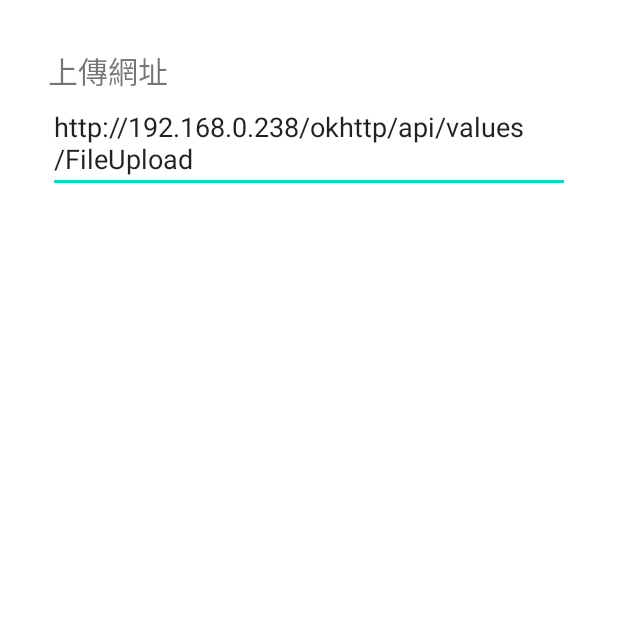
After one commit to SimonChungGitHub/Reader, an Android app: the SettingsActivity screen opened directly, with no data from a screen before it, on a phone screen of 412 x 824 dp, the top half of it. The commit adds this screen. Run offline under Robolectric (Android 15) with nearby library versions, the phone set to English and light mode, and no system bars.

Commit message:
add SettingsActivity

```diff
--- a/app/src/main/AndroidManifest.xml
+++ b/app/src/main/AndroidManifest.xml
@@ -7,6 +7,7 @@
     <uses-permission android:name="android.permission.CAMERA" />
     <uses-permission android:name="android.permission.VIBRATE" />
     <uses-permission android:name="android.permission.INTERNET" />
+
     <uses-feature android:name="android.hardware.nfc" />
     <uses-feature android:name="android.hardware.camera" />
 
@@ -18,6 +19,9 @@
         android:supportsRtl="true"
         android:theme="@style/Theme.NFCTagReader"
         android:usesCleartextTraffic="true">
+        <activity
+            android:name=".SettingsActivity"
+            android:exported="false" />
         <activity
             android:name=".PictureActivity"
             android:exported="false"
--- /dev/null
+++ b/app/src/main/java/com/simon/reader/SettingsActivity.java
@@ -0,0 +1,61 @@
+package com.simon.reader;
+
+import androidx.appcompat.app.AppCompatActivity;
+
+import android.content.Intent;
+import android.content.SharedPreferences;
+import android.graphics.PointF;
+import android.os.Bundle;
+import android.preference.PreferenceManager;
+import android.view.MotionEvent;
+import android.view.View;
+import android.view.WindowManager;
+import android.widget.TextView;
+
+import java.util.Objects;
+
+public class SettingsActivity extends AppCompatActivity {
+    private final PointF startPoint = new PointF();
+    private SharedPreferences preferences;
+
+    @Override
+    public boolean dispatchTouchEvent(MotionEvent ev) {
+        switch (ev.getAction() & MotionEvent.ACTION_MASK) {
+            case MotionEvent.ACTION_DOWN:
+                startPoint.set((int) ev.getX(), (int) ev.getY());
+                break;
+            case MotionEvent.ACTION_MOVE:
+                break;
+            case MotionEvent.ACTION_UP:
+                float moveX = ev.getX() - startPoint.x;
+                float moveY = ev.getY() - startPoint.y;
+                boolean Horizontal = Math.abs(moveX) > Math.abs(moveY);
+                if (Horizontal && moveX > 300) {
+                    startActivity(new Intent(this, PictureActivity.class));
+                    overridePendingTransition(android.R.anim.fade_in, android.R.anim.fade_out);
+                    finish();
+                    return true;
+                }
+                break;
+        }
+        return super.dispatchTouchEvent(ev);
+    }
+
+    @Override
+    protected void onCreate(Bundle savedInstanceState) {
+        super.onCreate(savedInstanceState);
+        getWindow().addFlags(View.SYSTEM_UI_FLAG_FULLSCREEN);
+        Objects.requireNonNull(getSupportActionBar()).hide();
+        getWindow().setFlags(WindowManager.LayoutParams.FLAG_FULLSCREEN, WindowManager.LayoutParams.FLAG_FULLSCREEN);
+        setContentView(R.layout.activity_settings);
+        preferences = PreferenceManager.getDefaultSharedPreferences(this);
+
+        TextView url = findViewById(R.id.settings_url);
+        url.setOnFocusChangeListener((v, hasFocus) -> {
+            if (!hasFocus) {
+                preferences.edit().putString("url", url.getText().toString().trim()).apply();
+            }
+        });
+
+    }
+}
--- /dev/null
+++ b/app/src/main/res/layout/activity_settings.xml
@@ -0,0 +1,30 @@
+<?xml version="1.0" encoding="utf-8"?>
+<androidx.constraintlayout.widget.ConstraintLayout xmlns:android="http://schemas.android.com/apk/res/android"
+    xmlns:app="http://schemas.android.com/apk/res-auto"
+    xmlns:tools="http://schemas.android.com/tools"
+    android:layout_width="match_parent"
+    android:layout_height="match_parent"
+    tools:context=".SettingsActivity">
+
+    <TextView
+        android:id="@+id/textView"
+        android:layout_width="wrap_content"
+        android:layout_height="wrap_content"
+        android:layout_marginStart="32dp"
+        android:layout_marginTop="32dp"
+        android:text="上傳網址"
+        android:textSize="20sp"
+        app:layout_constraintStart_toStartOf="parent"
+        app:layout_constraintTop_toTopOf="parent" />
+
+    <EditText
+        android:id="@+id/settings_url"
+        android:layout_width="0dp"
+        android:layout_height="wrap_content"
+        android:layout_marginEnd="32dp"
+        android:ems="10"
+        android:text="http://192.168.0.238/okhttp/api/values/FileUpload"
+        app:layout_constraintEnd_toEndOf="parent"
+        app:layout_constraintStart_toStartOf="@+id/textView"
+        app:layout_constraintTop_toBottomOf="@+id/textView" />
+</androidx.constraintlayout.widget.ConstraintLayout>
```
Also changed, not shown: app/src/main/java/com/simon/reader/PictureActivity.java (+14 -1 lines), app/src/main/res/drawable/ic_baseline_settings_24.xml (added, +10 -0 lines), app/src/main/res/menu/menu_main.xml (+8 -0 lines).
